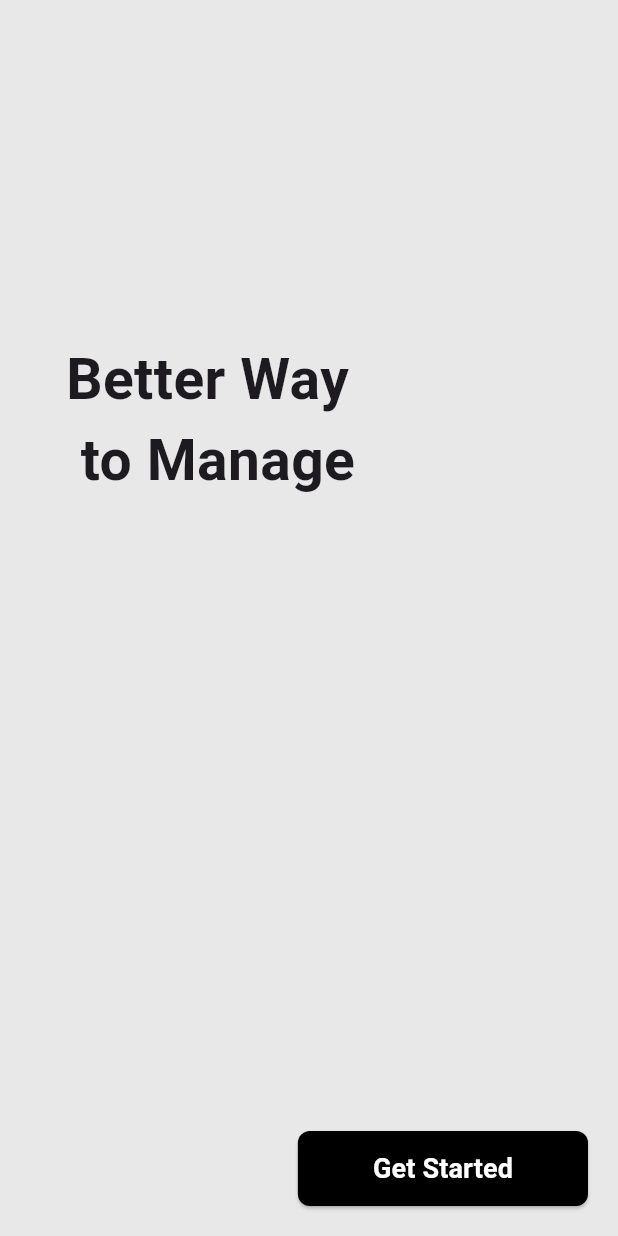
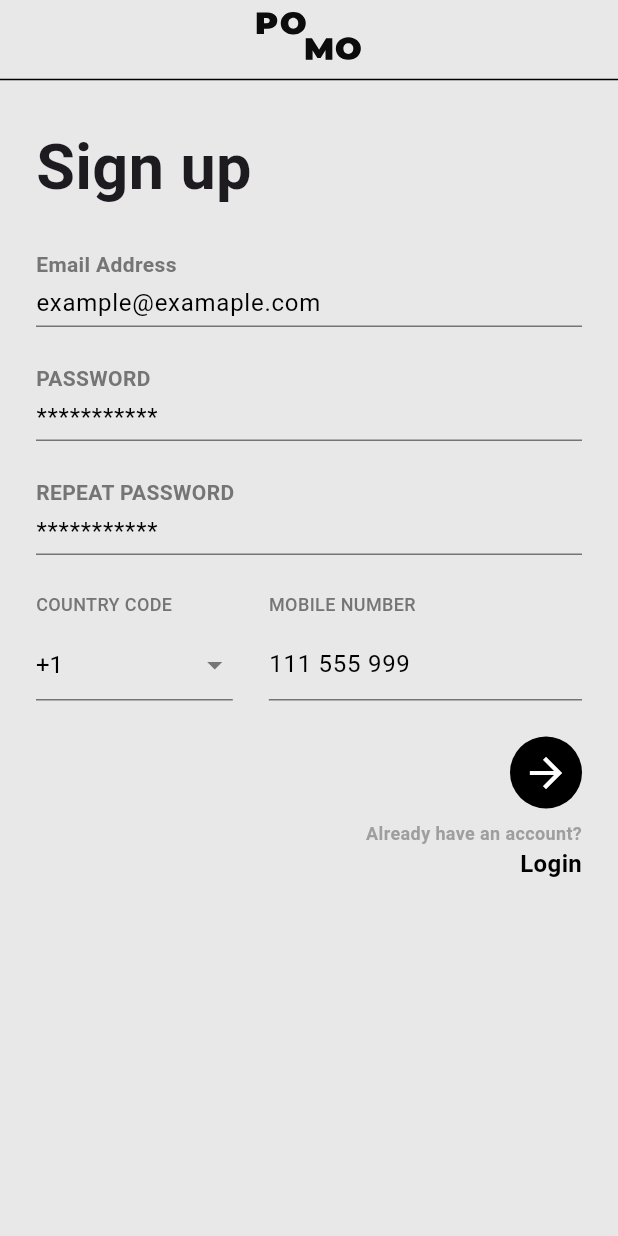
Before and after one commit to gokseennn/flutter_pomodoro_app, a Flutter app: the screen it shows after launch, after a tap on "Get Started", on a phone screen of 412 x 824 dp. Run offline on Flutter 3.47's test engine with Material 3 defaults, Android fonts, the light colour scheme and no system bars; our stand-ins replace flutter_svg, get, google_fonts.

Commit message:
welcome and sign in screen

```diff
--- a/lib/common/common_screen.dart
+++ b/lib/common/common_screen.dart
@@ -1,7 +1,6 @@
 import 'package:flutter/material.dart';
 import 'package:get/get.dart';
 import 'package:pomodoro_app/common/components/common_header.dart';
-import 'package:pomodoro_app/common/controller/drawer_controller.dart';
 
 class CommonScreen<T> extends GetView<T> {
   final List<Widget> Function(T) body;
@@ -10,11 +9,13 @@ class CommonScreen<T> extends GetView<T> {
   final MainAxisAlignment mainAxisAlignment;
   final CrossAxisAlignment crossAxisAlignment;
   final String? title;
+  final bool showIcon;
 
   const CommonScreen(
       {super.key,
       required this.body,
       this.appBar,
+      this.showIcon = false,
       this.showAppbar = true,
       this.mainAxisAlignment = MainAxisAlignment.start,
       this.crossAxisAlignment = CrossAxisAlignment.start,
@@ -22,70 +23,18 @@ class CommonScreen<T> extends GetView<T> {
 
   @override
   Widget build(BuildContext context) {
-    return GetBuilder<DrawerAppController>(
-      init: DrawerAppController(),
-      builder: (drawerController) => Scaffold(
+    return Scaffold(
       backgroundColor: const Color(0xFFE8E8E8),
       key: GlobalKey<ScaffoldState>(),
       appBar: showAppbar
           ? PreferredSize(
               preferredSize: const Size.fromHeight(70),
-                child: CommonHeader(title: title),
+              child: CommonHeader(
+                title: title,
+                showIcon: showIcon,
+              ),
             )
           : null,
-        drawer: Drawer(
-          child: Container(
-            color: const Color(0xFFF5F5DC),
-            child: SafeArea(
-              child: Column(
-                children: [
-                  Expanded(
-                    child: Container(
-                      margin: const EdgeInsets.all(16),
-                      decoration: BoxDecoration(
-                        color: const Color(0xFFF5F5DC), // Bej reng±i
-                        borderRadius: BorderRadius.circular(20),
-                      ),
-                      child: ListView(
-                        physics: const NeverScrollableScrollPhysics(),
-                        children: [
-                          _buildDrawerItem(
-                              Image.asset("assets/icons/timer.png"), 'timer',
-                              () {
-                            Get.offAllNamed('/home');
-                          }),
-                          // _buildDrawerItem(
-                          //     Image.asset("assets/icons/break.png"),
-                          //     'break',
-                          //     () {}),
-                          // _buildDrawerItem(
-                          //     Image.asset("assets/icons/pets.png"), 'pets', () {
-                          //   Get.offAllNamed(MyPets.routeName);
-                          // }),
-                          // _buildDrawerItem(
-                          //     Image.asset("assets/icons/wardrobe.png"),
-                          //     'wardrobe', () {
-                          //   Get.offAllNamed('/wardrobe');
-                          // }),
-                          // _buildDrawerItem(
-                          //     Image.asset("assets/icons/store.png"), 'store',
-                          //     () {
-                          //   Get.offAllNamed('/store');
-                          // }),
-                          _buildDrawerItem(
-                              Image.asset("assets/icons/settings.png"),
-                              'settings', () {
-                            Get.offAllNamed('/settings');
-                          }),
-                        ],
-                      ),
-                    ),
-                  ),
-                ],
-              ),
-            ),
-          ),
-        ),
       body: Builder(
         builder: (BuildContext context) {
           Get.put<ScaffoldState>(Scaffold.of(context), permanent: false);
@@ -94,6 +43,7 @@ class CommonScreen<T> extends GetView<T> {
             child: SafeArea(
               child: SizedBox(
                 width: double.infinity,
+                height: Get.height,
                 child: Column(
                   crossAxisAlignment: crossAxisAlignment,
                   mainAxisAlignment: mainAxisAlignment,
@@ -104,39 +54,6 @@ class CommonScreen<T> extends GetView<T> {
           );
         },
       ),
-      ),
-    );
-  }
-
-  Widget _buildDrawerItem(Widget icon, String title, void Function()? onTap) {
-    return InkWell(
-      onTap: onTap,
-      child: Padding(
-        padding: const EdgeInsets.symmetric(horizontal: 8.0, vertical: 4.0),
-        child: Material(
-          color: Colors.transparent,
-          child: Ink(
-            decoration: BoxDecoration(
-              borderRadius: BorderRadius.circular(8),
-              color: Colors.transparent,
-            ),
-            child: Container(
-              padding:
-                  const EdgeInsets.symmetric(vertical: 12.0, horizontal: 16.0),
-              child: Row(
-                children: [
-                  icon,
-                  const SizedBox(width: 16),
-                  Text(
-                    title,
-                    style: const TextStyle(color: Colors.black, fontSize: 16),
-                  ),
-                ],
-              ),
-            ),
-          ),
-        ),
-      ),
     );
   }
 }
--- a/lib/common/components/common_header.dart
+++ b/lib/common/components/common_header.dart
@@ -1,39 +1,28 @@
 import 'package:flutter/material.dart';
 import 'package:flutter_svg/svg.dart';
-import 'package:get/get.dart';
 import 'package:google_fonts/google_fonts.dart';
-import 'package:pomodoro_app/common/controller/drawer_controller.dart';
 
 class CommonHeader extends StatelessWidget {
-  CommonHeader({super.key, this.title});
+  const CommonHeader({super.key, this.title, required this.showIcon});
   final String? title;
-  final DrawerAppController drawerController = Get.find<DrawerAppController>();
+  final bool showIcon;
   @override
   Widget build(BuildContext context) {
-    return Container(
-      height: 125,
-      decoration: BoxDecoration(
-        color: const Color.fromARGB(255, 255, 250, 229),
-        boxShadow: [
-          BoxShadow(
-            color: Colors.black.withOpacity(0.1),
-            spreadRadius: 0,
-            blurRadius: 4,
-            offset: const Offset(0, 2),
+    return Column(
+      children: [
+        Container(
+          decoration: const BoxDecoration(
+            color: Color(0xFFE8E8E8),
           ),
-        ],
-      ),
-      padding: const EdgeInsets.symmetric(horizontal: 12)
-          .add(EdgeInsets.only(top: MediaQuery.of(context).padding.top)),
-      child: Row(
+          padding: const EdgeInsets.symmetric(
+            horizontal: 12,
+          ).add(EdgeInsets.only(top: MediaQuery.of(context).padding.top + 8)),
+          child: Column(
             children: [
-          IconButton(
-            onPressed: drawerController.openDrawer,
-            icon: SvgPicture.asset(
-              'assets/icons/nav_button.svg',
-              width: 28,
-            ),
-          ),
+              Row(
+                crossAxisAlignment: CrossAxisAlignment.center,
+                mainAxisAlignment: MainAxisAlignment.center,
+                children: [
                   if (title != null)
                     Text(
                       title!,
@@ -41,17 +30,21 @@ class CommonHeader extends StatelessWidget {
                         fontSize: 24,
                       ),
                     ),
-          const Spacer(),
-          SvgPicture.asset(
-            'assets/icons/app_bar_fish.svg',
-            width: 40,
+                  if (showIcon == true)
+                    Center(child: SvgPicture.asset('assets/icons/pomo.svg')),
+                ],
+              ),
+            ],
+          ),
         ),
         const Padding(
-            padding: EdgeInsets.only(left: 8.0, right: 8),
-            child: Text("27"),
+          padding: EdgeInsets.only(top: 12.0),
+          child: Divider(
+            height: 2,
+            color: Colors.black,
+          ),
         )
       ],
-      ),
     );
   }
 }
--- /dev/null
+++ b/lib/common/components/common_text_form_field.dart
@@ -0,0 +1,44 @@
+import 'package:flutter/material.dart';
+
+class CommonTextFormField extends StatelessWidget {
+  const CommonTextFormField({super.key, this.text, this.hintText});
+  final String? text;
+  final String? hintText;
+  @override
+  Widget build(BuildContext context) {
+    return Column(
+      crossAxisAlignment: CrossAxisAlignment.start,
+      children: [
+        if (text != null)
+          Text(
+            text!,
+            style: TextStyle(
+              color: Colors.grey[600],
+              fontSize: 14,
+              fontWeight: FontWeight.bold,
+            ),
+          ),
+        TextFormField(
+          decoration: InputDecoration(
+            hintText: hintText,
+            hintStyle: const TextStyle(
+              color: Colors.black,
+              fontSize: 16,
+            ),
+            isDense: true,
+            enabledBorder: UnderlineInputBorder(
+              borderSide: BorderSide(color: Colors.grey[600]!),
+            ),
+            focusedBorder: UnderlineInputBorder(
+              borderSide: BorderSide(color: Colors.grey[600]!),
+            ),
+          ),
+          style: const TextStyle(
+            color: Colors.black,
+            fontSize: 16,
+          ),
+        ),
+      ],
+    );
+  }
+}
--- a/lib/common/controller/drawer_controller.dart
+++ /dev/null
@@ -1,12 +0,0 @@
-import 'package:flutter/material.dart';
-import 'package:get/get.dart';
-
-class DrawerAppController extends GetxController {
-  void openDrawer() {
-    if (Get.isRegistered<ScaffoldState>()) {
-      Get.find<ScaffoldState>().openDrawer();
-    } else {
-      Get.snackbar('Error', 'Scaffold not found');
-    }
-  }
-}
--- a/lib/common/test.dart
+++ /dev/null
@@ -1,35 +0,0 @@
-import 'dart:io';
-
-void main() {
-  print('Toplama(1)');
-  print('Çıkarma(2)');
-
-  int tercih = int.parse(stdin.readByteSync().toString());
-  print('Tercihiniz : $tercih');
-
-  print('Birinci sayiyi girin');
-  int sayi1 = int.parse(stdin.readByteSync().toString());
-
-  print('İkinci sayiyi girin');
-  int sayi2 = int.parse(stdin.readByteSync().toString());
-
-  switch (tercih) {
-    case 1:
-      {
-        print('Toplama : ${sayi1 + sayi2}');
-      }
-      break;
-
-    case 2:
-      {
-        print('Çıkarma : ${sayi1 - sayi2}');
-      }
-      break;
-
-    default:
-      {
-        print('Değersiz');
-      }
-      break;
-  }
-}
--- a/lib/general-ms/general_routes.dart
+++ b/lib/general-ms/general_routes.dart
@@ -2,6 +2,8 @@ import 'package:get/get.dart';
 import 'package:get/get_navigation/src/routes/get_route.dart';
 import 'package:pomodoro_app/general-ms/home/controller/home_binding.dart';
 import 'package:pomodoro_app/general-ms/home/view/home_screen.dart';
+import 'package:pomodoro_app/general-ms/sign-up/controller/sign_up_binding.dart';
+import 'package:pomodoro_app/general-ms/sign-up/view/sign_up_screen.dart';
 import 'package:pomodoro_app/general-ms/welcome/controller/welcome_binding.dart';
 import 'package:pomodoro_app/general-ms/welcome/view/welcome_screen.dart';
 
@@ -16,5 +18,9 @@ class GeneralRoutes {
         name: WelcomeScreen.routeName,
         page: () => const WelcomeScreen(),
         binding: WelcomeBinding()),
+    GetPage(
+        name: SignUpScreen.routeName,
+        page: () => const SignUpScreen(),
+        binding: SignUpBinding())
   ];
 }
--- /dev/null
+++ b/lib/general-ms/sign-up/controller/sign_up_binding.dart
@@ -0,0 +1,9 @@
+import 'package:get/get.dart';
+import 'package:pomodoro_app/general-ms/sign-up/controller/sign_up_controller.dart';
+
+class SignUpBinding extends Bindings {
+  @override
+  void dependencies() {
+    Get.lazyPut<SignUpController>(() => SignUpController());
+  }
+}
--- /dev/null
+++ b/lib/general-ms/sign-up/controller/sign_up_controller.dart
@@ -0,0 +1,3 @@
+import 'package:get/get.dart';
+
+class SignUpController extends GetxController {}
--- /dev/null
+++ b/lib/general-ms/sign-up/view/components/phone_number.dart
@@ -0,0 +1,103 @@
+import 'package:flutter/material.dart';
+
+class PhoneNumber extends StatelessWidget {
+  const PhoneNumber({super.key});
+
+  @override
+  Widget build(BuildContext context) {
+    return Padding(
+      padding: const EdgeInsets.only(top: 24.0),
+      child: Column(
+        crossAxisAlignment: CrossAxisAlignment.start,
+        children: [
+          Row(
+            children: [
+              Expanded(
+                flex: 2,
+                child: Text(
+                  'COUNTRY CODE',
+                  style: TextStyle(
+                    color: Colors.grey[600],
+                    fontSize: 12,
+                    fontWeight: FontWeight.w500,
+                  ),
+                ),
+              ),
+              const SizedBox(width: 16),
+              Expanded(
+                flex: 3,
+                child: Text(
+                  'MOBILE NUMBER',
+                  style: TextStyle(
+                    color: Colors.grey[600],
+                    fontSize: 12,
+                    fontWeight: FontWeight.w500,
+                  ),
+                ),
+              ),
+            ],
+          ),
+          const SizedBox(height: 8),
+          Row(
+            crossAxisAlignment: CrossAxisAlignment.start,
+            children: [
+              Expanded(
+                flex: 2,
+                child: Container(
+                  padding: const EdgeInsets.only(right: 8),
+                  child: DropdownButtonFormField<String>(
+                    value: '+1',
+                    decoration: InputDecoration(
+                      contentPadding: const EdgeInsets.symmetric(vertical: 8),
+                      enabledBorder: UnderlineInputBorder(
+                        borderSide: BorderSide(color: Colors.grey[600]!),
+                      ),
+                      focusedBorder: UnderlineInputBorder(
+                        borderSide: BorderSide(color: Colors.grey[600]!),
+                      ),
+                    ),
+                    icon: Icon(Icons.arrow_drop_down, color: Colors.grey[600]),
+                    style: const TextStyle(
+                      color: Colors.black,
+                      fontSize: 16,
+                    ),
+                    onChanged: (String? newValue) {
+                      // Handle dropdown change
+                    },
+                    items: <String>['+1']
+                        .map<DropdownMenuItem<String>>((String value) {
+                      return DropdownMenuItem<String>(
+                        value: value,
+                        child: Text(value),
+                      );
+                    }).toList(),
+                  ),
+                ),
+              ),
+              const SizedBox(width: 16),
+              Expanded(
+                flex: 3,
+                child: TextFormField(
+                  initialValue: '111 555 999',
+                  decoration: InputDecoration(
+                    contentPadding: const EdgeInsets.symmetric(vertical: 8),
+                    enabledBorder: UnderlineInputBorder(
+                      borderSide: BorderSide(color: Colors.grey[600]!),
+                    ),
+                    focusedBorder: UnderlineInputBorder(
+                      borderSide: BorderSide(color: Colors.grey[600]!),
+                    ),
+                  ),
+                  style: const TextStyle(
+                    color: Colors.black,
+                    fontSize: 16,
+                  ),
+                ),
+              ),
+            ],
+          ),
+        ],
+      ),
+    );
+  }
+}
--- /dev/null
+++ b/lib/general-ms/sign-up/view/sign_up_screen.dart
@@ -0,0 +1,91 @@
+import 'package:flutter/material.dart';
+import 'package:pomodoro_app/common/common_screen.dart';
+import 'package:pomodoro_app/common/components/common_text_form_field.dart';
+import 'package:pomodoro_app/general-ms/sign-up/controller/sign_up_controller.dart';
+import 'package:pomodoro_app/general-ms/sign-up/view/components/phone_number.dart';
+
+class SignUpScreen extends StatelessWidget {
+  const SignUpScreen({super.key});
+  static const String routeName = '/sign-up';
+
+  @override
+  Widget build(BuildContext context) {
+    return CommonScreen<SignUpController>(
+        showIcon: true,
+        body: (controller) {
+          return [
+            Padding(
+              padding: const EdgeInsets.symmetric(horizontal: 12)
+                  .add(const EdgeInsets.only(top: 12)),
+              child: Column(
+                crossAxisAlignment: CrossAxisAlignment.start,
+                children: [
+                  const Text(
+                    "Sign up",
+                    style: TextStyle(fontWeight: FontWeight.bold, fontSize: 42),
+                  ),
+                  const Padding(
+                    padding: EdgeInsets.only(top: 24.0),
+                    child: CommonTextFormField(
+                      text: "Email Address",
+                      hintText: "example@examaple.com",
+                    ),
+                  ),
+                  const Padding(
+                    padding: EdgeInsets.only(top: 24.0),
+                    child: CommonTextFormField(
+                      text: "PASSWORD",
+                      hintText: "***********",
+                    ),
+                  ),
+                  const Padding(
+                    padding: EdgeInsets.only(top: 24.0),
+                    child: CommonTextFormField(
+                      text: "REPEAT PASSWORD",
+                      hintText: "***********",
+                    ),
+                  ),
+                  const PhoneNumber(),
+                  Padding(
+                    padding: const EdgeInsets.only(top: 24.0),
+                    child: Align(
+                      alignment: Alignment.centerRight,
+                      child: Column(
+                        crossAxisAlignment: CrossAxisAlignment.end,
+                        children: [
+                          IconButton(
+                              style: ButtonStyle(
+                                  overlayColor: WidgetStateProperty.all(
+                                      Colors.white.withOpacity(0.1)),
+                                  backgroundColor:
+                                      WidgetStateProperty.all(Colors.black)),
+                              onPressed: () {},
+                              icon: const Icon(
+                                Icons.arrow_forward,
+                                color: Colors.white,
+                                size: 32,
+                              )),
+                          const Padding(
+                            padding: EdgeInsets.only(top: 8.0),
+                            child: Text("Already have an account?",
+                                style: TextStyle(
+                                    color: Colors.grey,
+                                    fontSize: 12,
+                                    fontWeight: FontWeight.bold)),
+                          ),
+                          const Text("Login",
+                              style: TextStyle(
+                                  color: Colors.black,
+                                  fontSize: 16,
+                                  fontWeight: FontWeight.bold)),
+                        ],
+                      ),
+                    ),
+                  ),
+                ],
+              ),
+            )
+          ];
+        });
+  }
+}
--- a/lib/general-ms/welcome/view/welcome_screen.dart
+++ b/lib/general-ms/welcome/view/welcome_screen.dart
@@ -1,6 +1,7 @@
 import 'package:flutter/material.dart';
 import 'package:get/get.dart';
 import 'package:pomodoro_app/common/common_screen.dart';
+import 'package:pomodoro_app/general-ms/sign-up/view/sign_up_screen.dart';
 import 'package:pomodoro_app/general-ms/welcome/controller/welcome_controller.dart';
 
 class WelcomeScreen extends StatelessWidget {
@@ -42,7 +43,7 @@ class WelcomeScreen extends StatelessWidget {
                                   horizontal: 50, vertical: 12),
                               shape: RoundedRectangleBorder(
                                   borderRadius: BorderRadius.circular(8))),
-                          onPressed: () {},
+                          onPressed: () => Get.toNamed(SignUpScreen.routeName),
                           child: const Text(
                             "Get Started",
                             style: TextStyle(
```
Also changed, not shown: assets/icons/pomo.svg (added). Lines whose indentation alone changed are shown as unchanged.
